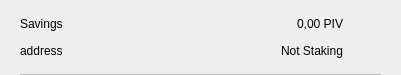
Before: the Qt Designer form src/qt/ksoc/forms/csrow.ui in ksocsports/ksoc, drawn with Qt 5.
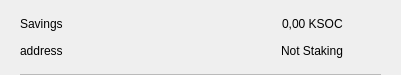
After: the same form once the commit is applied. Icons and pictures are not drawn.

```diff
--- a/src/qt/ksoc/forms/csrow.ui
+++ b/src/qt/ksoc/forms/csrow.ui
@@ -102,7 +102,7 @@
            <item>
             <widget class="QLabel" name="labelAmount">
              <property name="text">
-              <string>0,00 PIV</string>
+              <string>0,00 KSOC</string>
              </property>
             </widget>
            </item>
```
